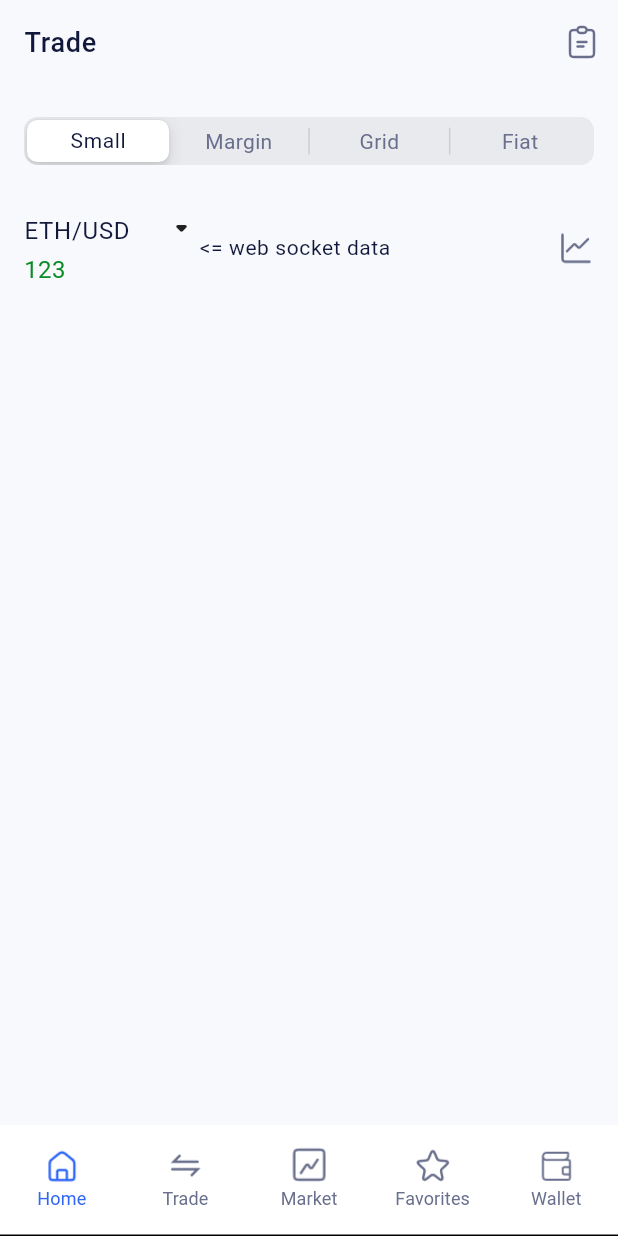
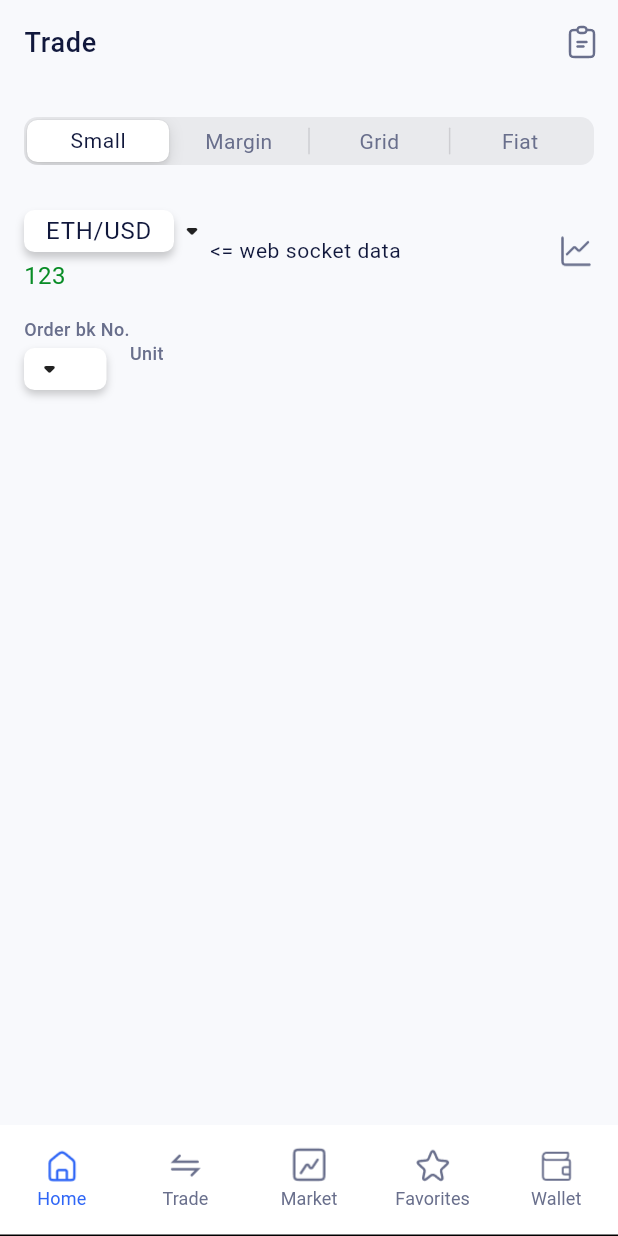
Before and after one commit to bai-93/binanceApp, a Flutter app: the screen it shows after launch, on a phone screen of 412 x 824 dp. Run offline on Flutter 3.47's test engine with Material 3 defaults, Android fonts, the phone set to English and light mode, and no system bars; our stand-ins replace adaptive_theme, bloc, camera, dio, equatable, flutter_bloc and 9 more; accounts and stored records are empty; generated files the repository leaves out were written again; network calls fail.

Commit message:
added border radius for dropdoown coin ui

```diff
--- a/lib/presentation/pages/trade_page/trade_main.dart
+++ b/lib/presentation/pages/trade_page/trade_main.dart
@@ -3,6 +3,7 @@ import "package:flutter/material.dart";
 import "package:sheker/config/base_widgets/base_statefull.dart";
 import "package:sheker/config/base_widgets/base_stateless.dart";
 import "package:sheker/presentation/pages/trade_page/trading_pair/trading_pair.dart";
+import "package:sheker/presentation/pages/trade_page/trading_settings_limit_price/trading_limit_price.dart";
 import "package:sheker/utilities/app_colors.dart";
 
 class TradeMain extends BaseScreen {
@@ -80,7 +81,8 @@ class _TradeMainState extends BaseScreenState<TradeMain> with BaseScreenMixin {
                   });
                 }),
           ),
-          TradingPair()
+          TradingPair(),
+          TradingLimitPriceAmount()
         ],
       ),
     );
--- a/lib/presentation/pages/trade_page/trading_pair/trading_pair.dart
+++ b/lib/presentation/pages/trade_page/trading_pair/trading_pair.dart
@@ -108,7 +108,7 @@ class _TradingPairState extends State<TradingPair> {
             height: 35.0,
             width: 100,
             child: Container(
-              color: Theme.of(context).primaryColor,
+              color: Theme.of(context).colorScheme.surface,
               child: Text(
                 value,
                 textAlign: TextAlign.center,
@@ -131,26 +131,39 @@ class _TradingPairState extends State<TradingPair> {
       },
       alignmentOffset: const Offset(-9.0, 0.0),
       style: MenuStyle(
-          backgroundColor: WidgetStatePropertyAll(
-              Theme.of(context).scaffoldBackgroundColor)),
+        backgroundColor:
+            WidgetStatePropertyAll(Theme.of(context).colorScheme.surface),
+      ),
       child: GestureDetector(
         onTap: () {
           if (controller.isOpen) {
             controller.close();
           } else {
-            controller.open();
+            controller.open(position: const Offset(0.0, 40.0));
           }
         },
         child: Row(
           mainAxisAlignment: MainAxisAlignment.spaceEvenly,
           children: [
-            SizedBox(
-                width: 93.0,
-                height: 18.0,
-                child: Text(
-                  coinToUsd,
-                  textAlign: TextAlign.left,
-                  style: Theme.of(context).textTheme.labelMedium,
+            Container(
+                width: 100.0,
+                height: 28.0,
+                decoration: BoxDecoration(
+                    color: Theme.of(context).colorScheme.surface,
+                    boxShadow: [
+                      BoxShadow(
+                          color: AppColorsUtility.internalShadow,
+                          offset: const Offset(0.0, 4.0),
+                          blurRadius: 4.0,
+                          spreadRadius: 0.0)
+                    ],
+                    borderRadius: const BorderRadius.all(Radius.circular(7.0))),
+                child: Center(
+                  child: Text(
+                    coinToUsd,
+                    textAlign: TextAlign.center,
+                    style: Theme.of(context).textTheme.labelMedium,
+                  ),
                 )),
             arrowIcon
           ],
--- /dev/null
+++ b/lib/presentation/pages/trade_page/trading_settings_limit_price/trading_limit_price.dart
@@ -0,0 +1,103 @@
+import 'package:flutter/material.dart';
+import 'package:sheker/utilities/app_colors.dart';
+import 'package:shimmer/shimmer.dart';
+
+class TradingLimitPriceAmount extends StatefulWidget {
+  const TradingLimitPriceAmount({super.key});
+
+  @override
+  State<TradingLimitPriceAmount> createState() =>
+      _TradingLimitPriceAmountState();
+}
+
+class _TradingLimitPriceAmountState extends State<TradingLimitPriceAmount> {
+  MenuController orderController = MenuController();
+  bool orderFlag = false;
+  MenuController unitController = MenuController();
+  bool unitFlag = false;
+  @override
+  Widget build(BuildContext context) {
+    return Padding(
+      padding: const EdgeInsets.only(top: 16.0),
+      child: Column(
+        children: [
+          Row(
+            children: [
+              Column(
+                crossAxisAlignment: CrossAxisAlignment.start,
+                children: [
+                  makeText('Order bk No.'),
+                  const SizedBox(
+                    height: 4.0,
+                  ),
+                  makeDropdown(orderController, orderFlag)
+                ],
+              ),
+              Column(
+                children: [
+                  makeText('Unit'),
+                ],
+              )
+            ],
+          ),
+        ],
+      ),
+    );
+  }
+
+  Widget makeText(String text) {
+    return Text(
+      text,
+      style: TextStyle(color: AppColorsUtility.secondary, fontSize: 12.0),
+    );
+  }
+
+  Widget makeDropdown(MenuController controller, bool flagIcon,
+      {bool flag = false}) {
+    return Row(children: [
+      MenuAnchor(
+        menuChildren: const [
+          SizedBox(
+            height: 28.0,
+            width: 55.0,
+          )
+        ],
+        style: MenuStyle(
+            backgroundColor:
+                WidgetStatePropertyAll(Theme.of(context).colorScheme.surface)),
+        controller: controller,
+        child: GestureDetector(
+          onTap: () {
+            if (controller.isOpen) {
+              controller.close();
+            } else {
+              controller.open(position: const Offset(0.0, 40.0));
+            }
+          },
+          child: Container(
+            height: 28.0,
+            width: 55.0,
+            decoration: BoxDecoration(
+                color: Theme.of(context).colorScheme.surface,
+                boxShadow: [
+                  BoxShadow(
+                      color: AppColorsUtility.internalShadow,
+                      offset: const Offset(0.0, 3.0),
+                      blurRadius: 4.0,
+                      spreadRadius: 0.0)
+                ],
+                borderRadius: const BorderRadius.all(Radius.circular(7.0))),
+            child: Row(
+              children: [
+                const SizedBox(width: 5.0),
+                Icon(flagIcon
+                    ? Icons.arrow_drop_up_rounded
+                    : Icons.arrow_drop_down_rounded),
+              ],
+            ),
+          ),
+        ),
+      ),
+    ]);
+  }
+}
```
